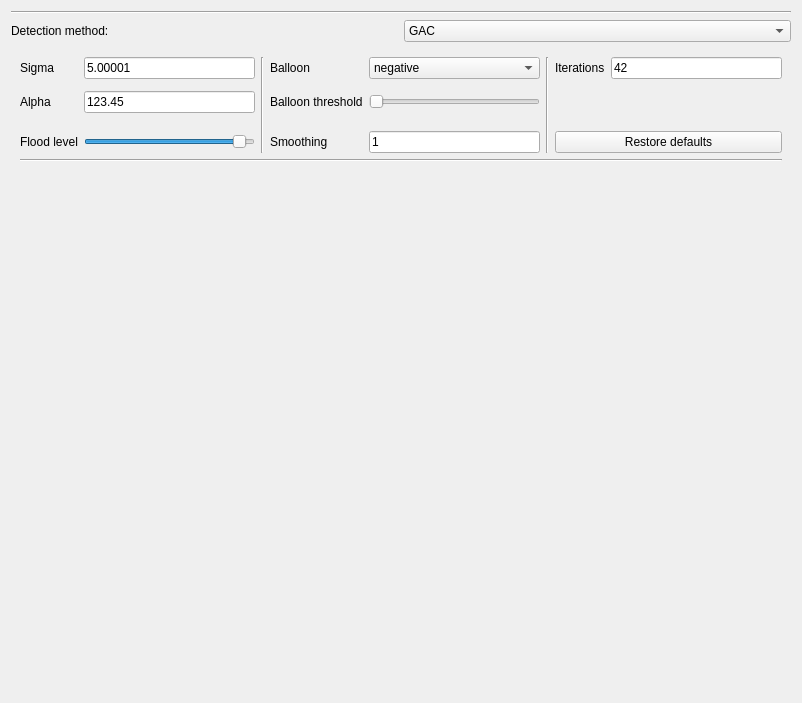
Old version of the form qt_designer/settings/detection_settings.ui in the repository JosephTheMoUSE/MoUSE-GUI.
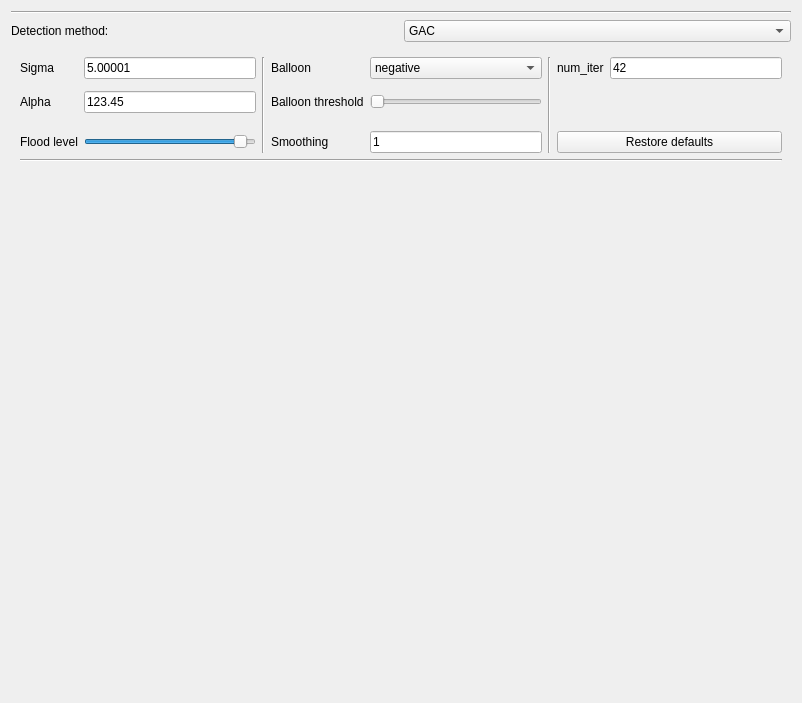
New version of the form.

Patch:
```diff
--- a/qt_designer/settings/detection_settings.ui
+++ b/qt_designer/settings/detection_settings.ui
@@ -109,7 +109,7 @@
        <item row="1" column="6">
         <widget class="QLabel" name="iterationsLabel">
          <property name="text">
-          <string>Iterations</string>
+          <string>num_iter</string>
          </property>
         </widget>
        </item>
```
Left out of the diff: 4 changed lines with no effect on the pictures.
